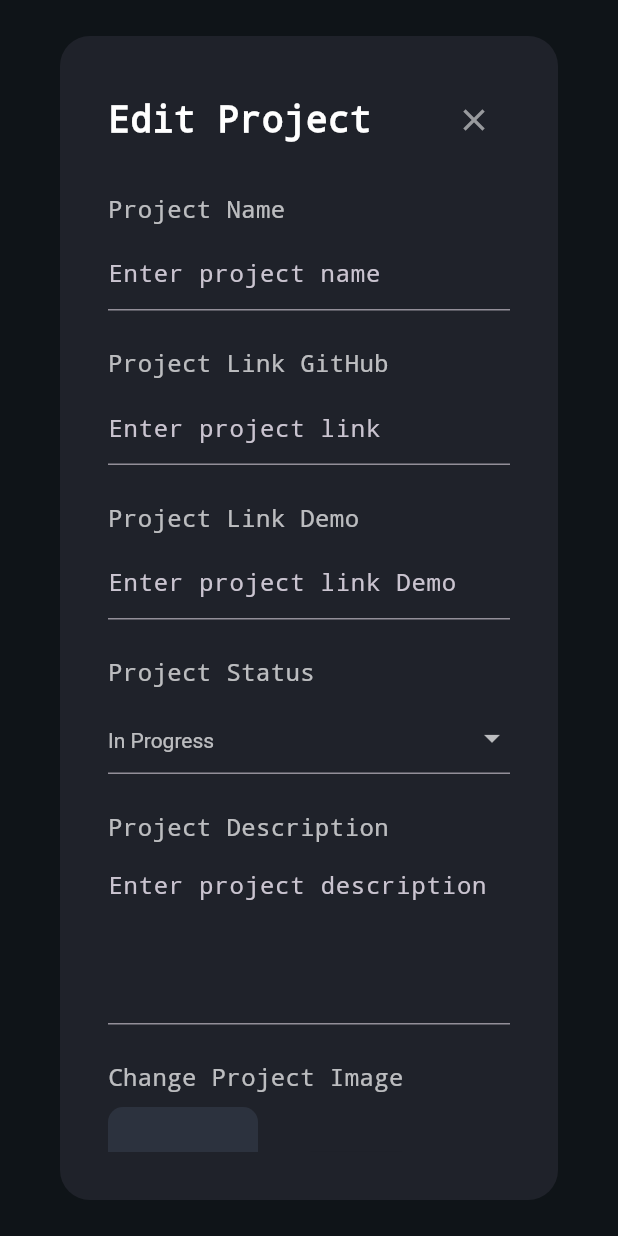
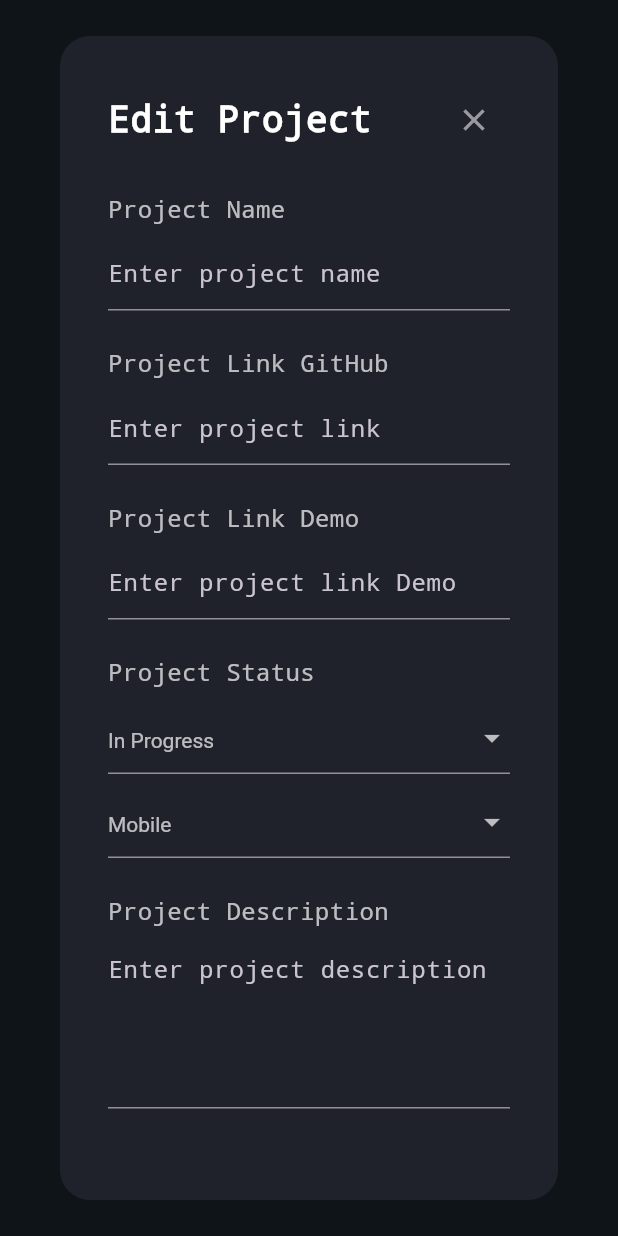
Before and after one commit to alexebe123/my_profile, a Flutter app: the EditProjectDialog widget shown alone on an empty page, opened directly, on a phone screen of 412 x 824 dp. Run offline on Flutter 3.47's test engine with Material 3 defaults, Android fonts, the phone set to English and light mode, and no system bars; our stand-ins replace cloud_firestore, file_picker, firebase_auth, firebase_core, fl_chart, font_awesome_flutter and 2 more; accounts and stored records are empty; generated files the repository leaves out were written again; network calls fail.

Commit message:
Add type project

```diff
--- a/lib/model/product_model.dart
+++ b/lib/model/product_model.dart
@@ -5,7 +5,9 @@ class ProjectModel {
   String imageUrl = "";
   String linkGithub = "";
   String linkLiveDemo = "";
-  String status = ""; // 0: In Progress, 1: Completed
+  String status = "";
+  String type = "";
+
 
 
   ProjectModel.empty();
@@ -32,6 +34,9 @@ class ProjectModel {
     try {
       status = json['status'];
     } catch (e) {}
+    try {
+      type = json['type'];
+    } catch (e) {}
   }
 
   Map<String, dynamic> toJson() {
@@ -54,6 +59,9 @@ class ProjectModel {
     try {
       data['status'] = status;
     } catch (e) {}
+    try {
+      data['type'] = type;
+    } catch (e) {}
     return data;
   }
 }
--- a/lib/screen/widget/edit_project_screen.dart
+++ b/lib/screen/widget/edit_project_screen.dart
@@ -31,6 +31,7 @@ class _EditProjectDialogState extends State<EditProjectDialog> {
       TextEditingController(text: "");
 
   String? _selectedStatus = "In Progress";
+  String? _selectedType = "Mobile";
   // القيمة الافتراضية للحالة // رابط الصورة (يمكنك تعديله حسب الحاجة)
   Uint8List? _imageBytes;
   String imageError = "";
@@ -65,6 +66,7 @@ class _EditProjectDialogState extends State<EditProjectDialog> {
       _projectlinkGithubController.text = widget.project.linkGithub;
       _projectlinkDemoController.text = widget.project.linkLiveDemo;
       _selectedStatus = widget.project.status;
+      _selectedType = widget.project.type;
     }
     return Dialog(
       backgroundColor: const Color(0xFF1F222A),
@@ -182,6 +184,29 @@ class _EditProjectDialogState extends State<EditProjectDialog> {
                       _selectedStatus = newValue;
                     },
                   ),
+                  const SizedBox(height: 8),
+                  DropdownButtonFormField<String>(
+                    value: _selectedType,
+                    dropdownColor: const Color(
+                      0xFF1F222A,
+                    ), // لون خلفية قائمة الخيارات
+                    style: const TextStyle(color: Colors.white70),
+                    decoration: const InputDecoration(hintText: 'Select Type'),
+                    items:
+                        <String>[
+                          'web',
+                          'Mobile',
+                          'Desktop',
+                        ].map<DropdownMenuItem<String>>((String value) {
+                          return DropdownMenuItem<String>(
+                            value: value,
+                            child: Text(value),
+                          );
+                        }).toList(),
+                    onChanged: (String? newValue) {
+                      _selectedType = newValue;
+                    },
+                  ),
                   const SizedBox(height: 24),
 
                   // وصف المشروع
@@ -284,6 +309,7 @@ class _EditProjectDialogState extends State<EditProjectDialog> {
                             widget.project.linkLiveDemo =
                                 _projectlinkDemoController.text;
                             widget.project.status = _selectedStatus!;
+                            widget.project.type = _selectedType!;
                             widget.project.imageUrl =
                                 await Provider.of<ApiServiceFirebase>(
                                   context,
```
Also changed, not shown: lib/model/tech_stack_model.dart (+35 -3 lines), lib/screen/home/about_screen.dart (+28 -13 lines), lib/screen/home/info_screen.dart (+2 -32 lines).
